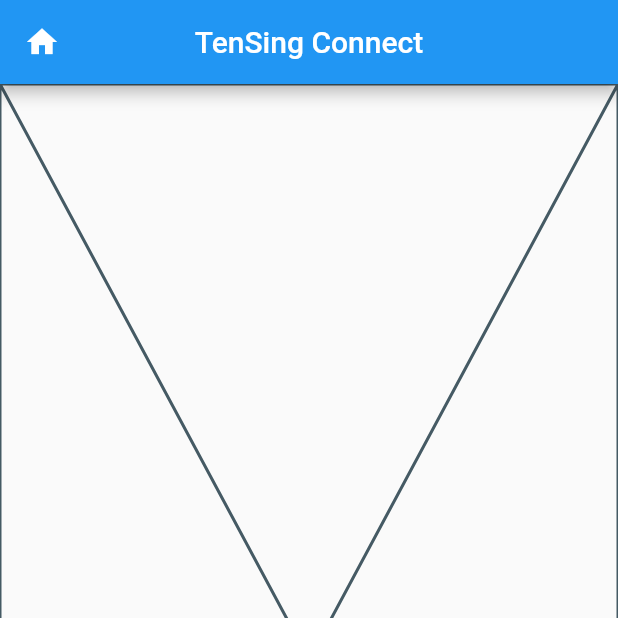
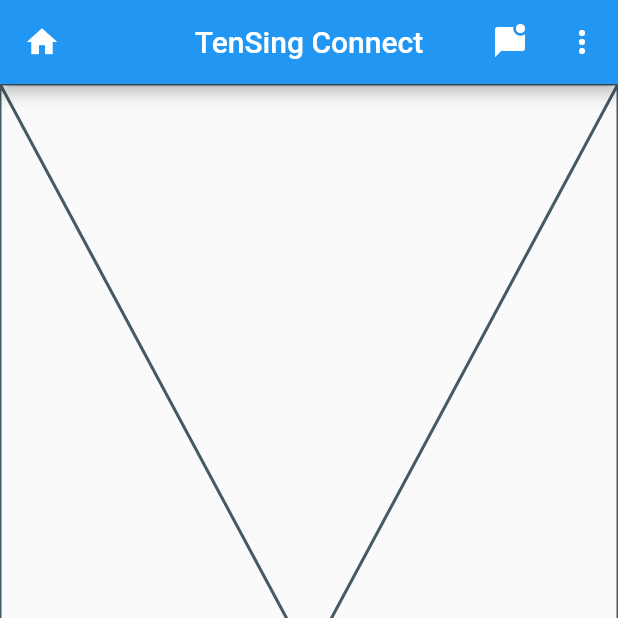
Before and after one commit to JuKu/ts-connect-app, a Flutter app: the RootWidget screen opened by its route, on a phone screen of 412 x 824 dp, the top half of it. Run offline on Flutter 3.47's test engine with Material 2 defaults, Android fonts, the phone set to English and light mode, and no system bars.

Commit message:
Change RootWidget, add chat button

```diff
--- a/lib/presentation/root/rootwidget.dart
+++ b/lib/presentation/root/rootwidget.dart
@@ -1,4 +1,5 @@
 import 'package:flutter/material.dart';
+import 'package:ts_connect_app/presentation/pages/settings/before_login/global_settings.dart';
 
 class RootWidget extends StatefulWidget {
   const RootWidget({Key? key}) : super(key: key);
@@ -15,20 +16,30 @@ class _State extends State<RootWidget> {
           title: const Text("TenSing Connect"),
           centerTitle: true,
           leading: const Icon(Icons.home),
-          actions: const [
+          actions: [
+            IconButton(
+                onPressed: () {},
+                //TODO: change the button color to red, if the user was mentioned,
+                //yellow if there are new messages in last 10 minutes (or someone is active),
+                //white, if no new messages are in chat.
+                //TODO: change also the icon, if no new messages are in chat
+                icon: const Icon(Icons.mark_chat_unread_rounded, color: Colors.white,)),
             /*IconButton(
               onPressed: () {},
               icon: const Icon(Icons.call),
             ),*/
-            /*IconButton(
-            onPressed: () {
-              Navigator.push(context, MaterialPageRoute(builder: (context) => const GlobalSettingsWidget()));
-            },
-            icon: const Icon(Icons.more_vert),
-          ),*/
+            IconButton(
+              onPressed: () {
+                Navigator.push(
+                    context,
+                    MaterialPageRoute(
+                        builder: (context) => const GlobalSettingsWidget()));
+              },
+              icon: const Icon(Icons.more_vert),
+            ),
           ],
         ),
-        body: const Placeholder()
-    );;
+        body: const Placeholder());
+    ;
   }
 }
```
